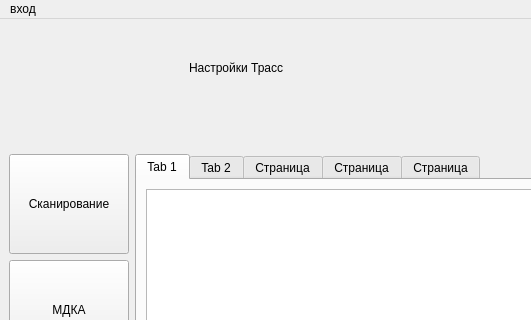
The window that mainwindow.ui (MaryBark/SSMZP) describes before a commit, drawn with Qt 5; both pictures show x 0 to 531 and y 0 to 320 of the 1070 by 919 pixel window.
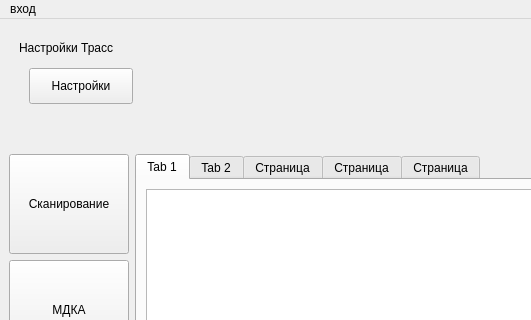
The same window after the commit. The open tabs and pages were chosen to show the change.

The edit to the form file:
```diff
--- a/mainwindow.ui
+++ b/mainwindow.ui
@@ -193,8 +193,8 @@
        <widget class="QLabel" name="label_19">
         <property name="geometry">
          <rect>
-          <x>180</x>
-          <y>30</y>
+          <x>10</x>
+          <y>10</y>
           <width>201</width>
           <height>20</height>
          </rect>
@@ -203,6 +203,19 @@
          <string>Настройки Трасс</string>
         </property>
        </widget>
+       <widget class="QPushButton" name="pBsettingMap">
+        <property name="geometry">
+         <rect>
+          <x>20</x>
+          <y>40</y>
+          <width>104</width>
+          <height>36</height>
+         </rect>
+        </property>
+        <property name="text">
+         <string>Настройки</string>
+        </property>
+       </widget>
       </widget>
      </widget>
     </item>
```
